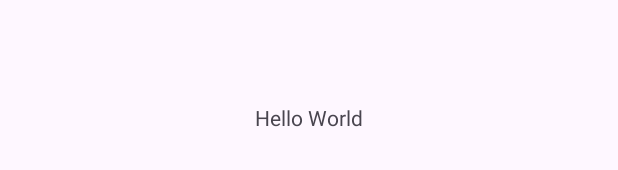
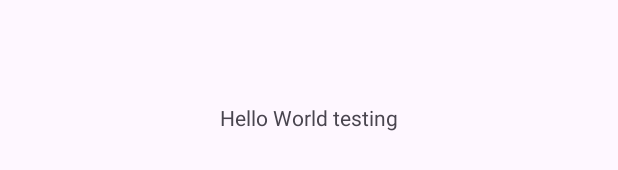
Before and after one commit to ilikepies101/squareStocks, an Android app: the layout activity_main.xml on its own in the app's theme, with its tools: preview values and no code run, on a phone screen of 412 x 824 dp. Shown: the part 501-671 px from the top of the screen. Run offline under Robolectric (Android 15) with nearby library versions, the phone set to English and light mode, and no system bars.

Commit message:
testing hi

```diff
--- a/app/src/main/res/layout/activity_main.xml
+++ b/app/src/main/res/layout/activity_main.xml
@@ -9,7 +9,7 @@
     <TextView
       android:layout_width="wrap_content"
       android:layout_height="wrap_content"
-      android:text="Hello World"
+      android:text="Hello World testing"
       app:layout_constraintBottom_toBottomOf="parent"
       app:layout_constraintStart_toStartOf="parent"
       app:layout_constraintEnd_toEndOf="parent"
```
